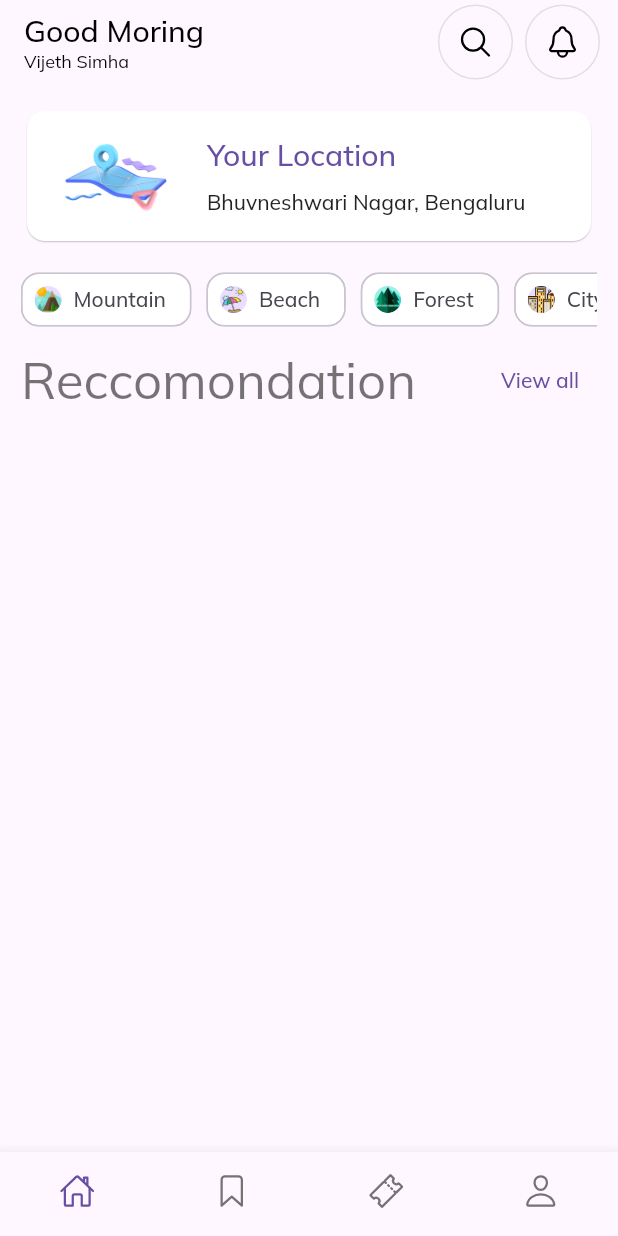
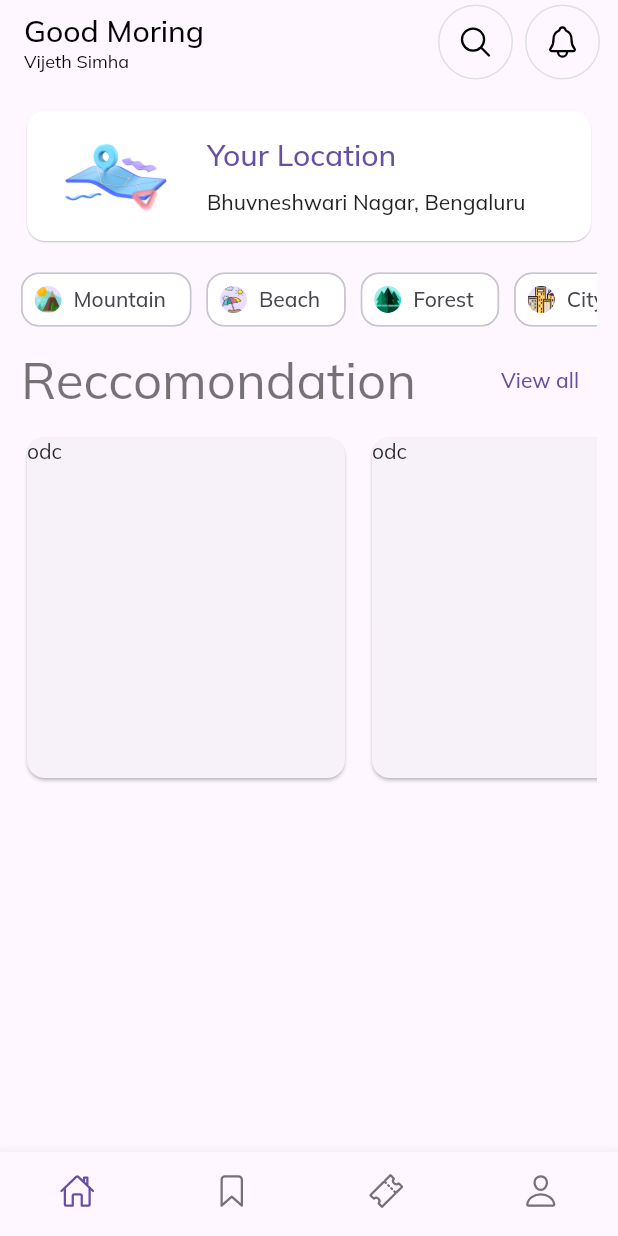
Before and after one commit to vijeth-simha/flutter_ui_playground, a Flutter app: the HomePage screen opened directly, on a phone screen of 412 x 824 dp. Run offline on Flutter 3.47's test engine with Material 2 defaults, Android fonts, the light colour scheme and no system bars; our stand-ins replace google_fonts, ionicons.

Commit message:
reccommended places added

```diff
--- a/lib/pages/home_page.dart
+++ b/lib/pages/home_page.dart
@@ -1,6 +1,7 @@
 import 'package:flutter/material.dart';
 import 'package:flutter_ui_playground/widget/custom_icon_button.dart';
 import 'package:flutter_ui_playground/widget/location_card.dart';
+import 'package:flutter_ui_playground/widget/reccommended_places.dart';
 import 'package:flutter_ui_playground/widget/touist_places.dart';
 import 'package:ionicons/ionicons.dart';
 
@@ -49,7 +50,11 @@ class HomePage extends StatelessWidget {
                   style: Theme.of(context).textTheme.headlineMedium),
               TextButton(onPressed: () {}, child: const Text("View all"))
             ],
-          )
+          ),
+          const SizedBox(
+            height: 10,
+          ),
+          const RecommendedPlaces(),
         ],
       ),
       bottomNavigationBar: BottomNavigationBar(
--- /dev/null
+++ b/lib/widget/reccommended_places.dart
@@ -0,0 +1,28 @@
+import 'package:flutter/material.dart';
+
+class RecommendedPlaces extends StatelessWidget {
+  const RecommendedPlaces({super.key});
+
+  @override
+  Widget build(BuildContext context) {
+    return SizedBox(
+      height: 235,
+      child: ListView.separated(
+          scrollDirection: Axis.horizontal,
+          itemBuilder: (context, index) {
+            return const SizedBox(
+              width: 220,
+              child: Card(
+                child: Text("odc"),
+              ),
+            );
+          },
+          separatorBuilder: (context, index) {
+            return const Padding(
+              padding: EdgeInsets.only(right: 10),
+            );
+          },
+          itemCount: 8),
+    );
+  }
+}
```
